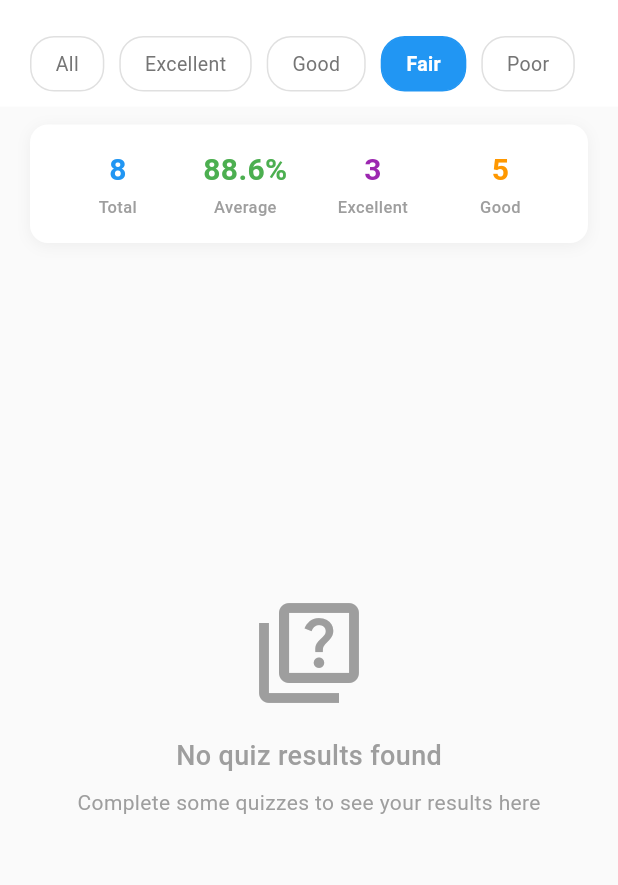
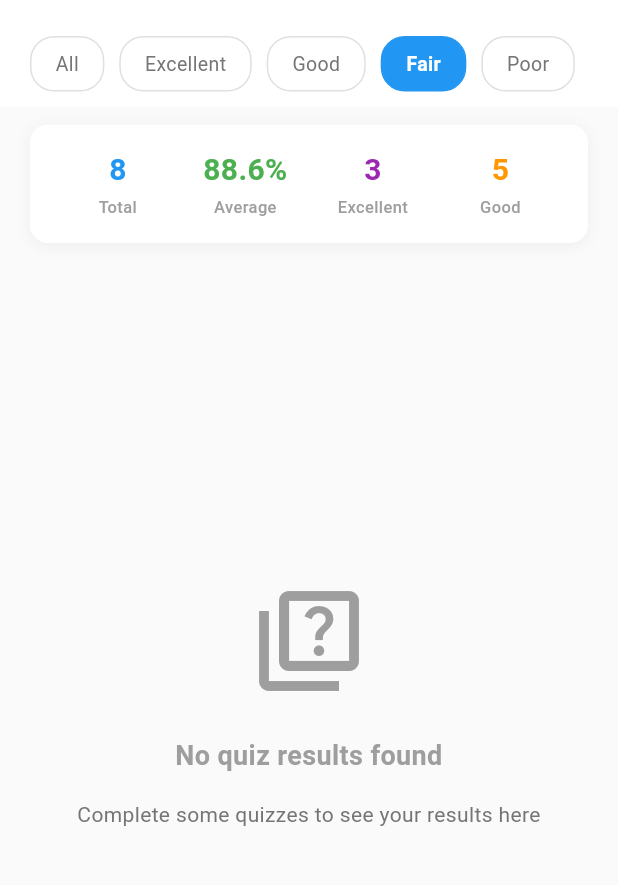
Before and after one commit to Online-Quiz-CS31A/Online-Quiz-Mobile, a Flutter app: the ResultsTab screen opened directly, after a tap on "Excellent", after a tap on "Good", after a tap on "Fair", on a phone screen of 412 x 824 dp, the part 87-972 px from its top. Run offline on Flutter 3.47's test engine with Material 3 defaults, Android fonts, the phone set to English and light mode, and no system bars.

Commit message:
feat: implement reusable empty state widget and presets for various screens

```diff
--- a/online_quiz/lib/screens/results/results_tab.dart
+++ b/online_quiz/lib/screens/results/results_tab.dart
@@ -4,6 +4,7 @@ import '../../models/quiz_result.dart';
 import '../../models/course.dart';
 import '../../models/mock_data.dart';
 import '../quizzes/quiz_result_screen.dart';
+import '../../widgets/empty_state_widget.dart';
 
 class ResultsTab extends StatefulWidget {
   const ResultsTab({super.key});
@@ -191,35 +192,7 @@ class _ResultsTabState extends State<ResultsTab> {
 
   Widget _buildResultsList(List<QuizResultWithDetails> results, int totalPages) {
     if (results.isEmpty) {
-      return const Center(
-        child: Column(
-          mainAxisAlignment: MainAxisAlignment.center,
-          children: [
-            Icon(
-              Icons.quiz_outlined,
-              size: 80,
-              color: Colors.grey,
-            ),
-            SizedBox(height: 16),
-            Text(
-              'No quiz results found',
-              style: TextStyle(
-                fontSize: 18,
-                fontWeight: FontWeight.w500,
-                color: Colors.grey,
-              ),
-            ),
-            SizedBox(height: 8),
-            Text(
-              'Complete some quizzes to see your results here',
-              style: TextStyle(
-                fontSize: 14,
-                color: Colors.grey,
-              ),
-            ),
-          ],
-        ),
-      );
+      return EmptyStatePresets.quizResults();
     }
 
     final paginatedResults = _getPaginatedResults(results);
--- /dev/null
+++ b/online_quiz/lib/widgets/empty_state_widget.dart
@@ -0,0 +1,284 @@
+import 'package:flutter/material.dart';
+
+class EmptyStateWidget extends StatelessWidget {
+  final IconData icon;
+  final String title;
+  final String message;
+  final String? subtitle;
+  final Widget? action;
+  final Color? iconColor;
+  final Color? titleColor;
+  final Color? messageColor;
+  final double iconSize;
+  final double titleFontSize;
+  final double messageFontSize;
+  final EdgeInsetsGeometry padding;
+  final bool showInfoCard;
+  final String? infoCardText;
+  final Color? infoCardColor;
+
+  const EmptyStateWidget({
+    super.key,
+    required this.icon,
+    required this.title,
+    required this.message,
+    this.subtitle,
+    this.action,
+    this.iconColor,
+    this.titleColor,
+    this.messageColor,
+    this.iconSize = 80.0,
+    this.titleFontSize = 24.0,
+    this.messageFontSize = 16.0,
+    this.padding = const EdgeInsets.all(32.0),
+    this.showInfoCard = false,
+    this.infoCardText,
+    this.infoCardColor,
+  });
+
+  @override
+  Widget build(BuildContext context) {
+    final defaultIconColor = iconColor ?? Colors.grey.shade400;
+    final defaultTitleColor = titleColor ?? Colors.grey.shade700;
+    final defaultMessageColor = messageColor ?? Colors.grey.shade600;
+    final defaultInfoCardColor = infoCardColor ?? Colors.blue.shade50;
+
+    return Center(
+      child: Padding(
+        padding: padding,
+        child: Column(
+          mainAxisAlignment: MainAxisAlignment.center,
+          children: [
+            Icon(
+              icon,
+              size: iconSize,
+              color: defaultIconColor,
+            ),
+            const SizedBox(height: 24),
+            Text(
+              title,
+              style: TextStyle(
+                fontSize: titleFontSize,
+                fontWeight: FontWeight.bold,
+                color: defaultTitleColor,
+              ),
+              textAlign: TextAlign.center,
+            ),
+            const SizedBox(height: 16),
+            Text(
+              message,
+              style: TextStyle(
+                fontSize: messageFontSize,
+                color: defaultMessageColor,
+              ),
+              textAlign: TextAlign.center,
+            ),
+            if (subtitle != null) ...[
+              const SizedBox(height: 8),
+              Text(
+                subtitle!,
+                style: TextStyle(
+                  fontSize: messageFontSize,
+                  color: defaultMessageColor,
+                ),
+                textAlign: TextAlign.center,
+              ),
+            ],
+            if (showInfoCard && infoCardText != null) ...[
+              const SizedBox(height: 32),
+              Container(
+                padding: const EdgeInsets.all(16),
+                decoration: BoxDecoration(
+                  color: defaultInfoCardColor,
+                  borderRadius: BorderRadius.circular(12),
+                  border: Border.all(
+                    color: (infoCardColor ?? Colors.blue).withValues(alpha: 0.2),
+                  ),
+                ),
+                child: Row(
+                  children: [
+                    Icon(
+                      Icons.info_outline,
+                      color: infoCardColor ?? Colors.blue,
+                      size: 20,
+                    ),
+                    const SizedBox(width: 12),
+                    Expanded(
+                      child: Text(
+                        infoCardText!,
+                        style: TextStyle(
+                          fontSize: 14,
+                          color: (infoCardColor ?? Colors.blue).withValues(alpha: 0.8),
+                          fontWeight: FontWeight.w500,
+                        ),
+                      ),
+                    ),
+                  ],
+                ),
+              ),
+            ],
+            if (action != null) ...[
+              const SizedBox(height: 32),
+              action!,
+            ],
+          ],
+        ),
+      ),
+    );
+  }
+}
+
+// Preset configurations for common empty states
+class EmptyStatePresets {
+  // Notifications empty state
+  static EmptyStateWidget notifications() {
+    return const EmptyStateWidget(
+      icon: Icons.notifications_none,
+      title: 'No Notifications',
+      message: "You're all caught up!",
+      iconColor: Colors.grey,
+      titleColor: Colors.grey,
+      messageColor: Colors.grey,
+    );
+  }
+
+  // Courses empty state
+  static EmptyStateWidget courses() {
+    return EmptyStateWidget(
+      icon: Icons.school_outlined,
+      title: 'No Enrolled Courses',
+      message: 'You have no enrolled courses online.',
+      subtitle: 'If you have issues, please contact the school admin.',
+      showInfoCard: true,
+      infoCardText: 'Contact your administrator to get enrolled in courses.',
+      infoCardColor: Colors.blue,
+    );
+  }
+
+  // Quizzes empty state
+  static EmptyStateWidget quizzes() {
+    return EmptyStateWidget(
+      icon: Icons.quiz_outlined,
+      title: 'No Quizzes Available',
+      message: 'You have no quizzes assigned at the moment.',
+      subtitle: 'Check back later for new quizzes from your courses.',
+      showInfoCard: true,
+      infoCardText: 'New quizzes will appear here when assigned by your instructors.',
+      infoCardColor: Colors.blue,
+    );
+  }
+
+  // Quiz results empty state
+  static EmptyStateWidget quizResults() {
+    return const EmptyStateWidget(
+      icon: Icons.quiz_outlined,
+      title: 'No quiz results found',
+      message: 'Complete some quizzes to see your results here',
+      iconColor: Colors.grey,
+      titleColor: Colors.grey,
+      messageFontSize: 14,
+      titleFontSize: 18,
+    );
+  }
+
+  // Search results empty state
+  static EmptyStateWidget searchResults(String query) {
+    return EmptyStateWidget(
+      icon: Icons.search_off,
+      title: 'No Results Found',
+      message: 'No results found for "$query"',
+      subtitle: 'Try adjusting your search terms or filters.',
+      iconSize: 64,
+      titleFontSize: 20,
+      messageFontSize: 14,
+    );
+  }
+
+  // Generic empty state with custom action
+  static EmptyStateWidget withAction({
+    required IconData icon,
+    required String title,
+    required String message,
+    required Widget action,
+    String? subtitle,
+    Color? primaryColor,
+  }) {
+    return EmptyStateWidget(
+      icon: icon,
+      title: title,
+      message: message,
+      subtitle: subtitle,
+      action: action,
+      iconColor: primaryColor?.withValues(alpha: 0.6),
+      titleColor: primaryColor?.withValues(alpha: 0.8),
+      messageColor: primaryColor?.withValues(alpha: 0.7),
+    );
+  }
+
+  // Loading state (can be used as empty state while loading)
+  static EmptyStateWidget loading({
+    String title = 'Loading...',
+    String message = 'Please wait while we fetch your data.',
+  }) {
+    return EmptyStateWidget(
+      icon: Icons.hourglass_empty,
+      title: title,
+      message: message,
+      iconColor: Colors.blue.shade300,
+      titleColor: Colors.blue.shade700,
+      messageColor: Colors.blue.shade600,
+      action: const CircularProgressIndicator(),
+    );
+  }
+
+  // Error state
+  static EmptyStateWidget error({
+    String title = 'Something went wrong',
+    String message = 'We encountered an error while loading your data.',
+    VoidCallback? onRetry,
+  }) {
+    return EmptyStateWidget(
+      icon: Icons.error_outline,
+      title: title,
+      message: message,
+      subtitle: 'Please try again or contact support if the problem persists.',
+      iconColor: Colors.red.shade300,
+      titleColor: Colors.red.shade700,
+      messageColor: Colors.red.shade600,
+      action: onRetry != null
+          ? ElevatedButton.icon(
+              onPressed: onRetry,
+              icon: const Icon(Icons.refresh),
+              label: const Text('Try Again'),
+              style: ElevatedButton.styleFrom(
+                backgroundColor: Colors.red.shade600,
+                foregroundColor: Colors.white,
+              ),
+            )
+          : null,
+    );
+  }
+
+  // Network error state
+  static EmptyStateWidget networkError({VoidCallback? onRetry}) {
+    return EmptyStateWidget(
+      icon: Icons.wifi_off,
+      title: 'No Internet Connection',
+      message: 'Please check your internet connection and try again.',
+      iconColor: Colors.orange.shade300,
+      titleColor: Colors.orange.shade700,
+      messageColor: Colors.orange.shade600,
+      action: onRetry != null
+          ? ElevatedButton.icon(
+              onPressed: onRetry,
+              icon: const Icon(Icons.refresh),
+              label: const Text('Retry'),
+              style: ElevatedButton.styleFrom(
+                backgroundColor: Colors.orange.shade600,
+                foregroundColor: Colors.white,
+              ),
+            )
+          : null,
+    );
+  }
+}
```
Also changed, not shown: online_quiz/lib/screens/courses/courses_tab.dart (+2 -73 lines), online_quiz/lib/screens/notifications/notification_screen.dart (+2 -29 lines), online_quiz/lib/screens/quizzes/quiz_tab.dart (+2 -73 lines).
